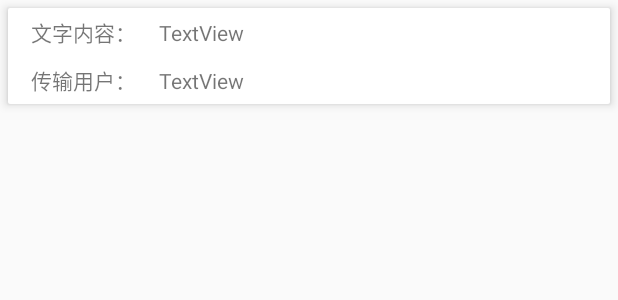
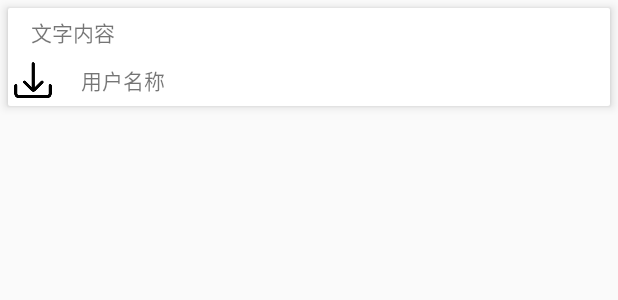
Before and after one commit to SilenCN/LanTransmission, an Android app: the layout trans_info_word.xml on its own in the app's theme, with its tools: preview values and no code run, on a phone screen of 412 x 824 dp. Shown: the top 300 px of the screen. Run offline under Robolectric (Android 15) with nearby library versions, the phone set to English and light mode, and no system bars; network calls fail.

Commit message:
传输文字布局更改 上传图片 upload 下载图片 dowload

```diff
--- a/app/src/main/res/layout/trans_info_word.xml
+++ b/app/src/main/res/layout/trans_info_word.xml
@@ -23,39 +23,29 @@
     android:orientation="horizontal">
 
     <TextView
-        android:id="@+id/trans_word_title"
-        android:layout_marginLeft="15dp"
-        android:layout_marginVertical="5dp"
-        android:layout_width="wrap_content"
-        android:layout_height="wrap_content"
-        android:text="文字内容："
-        tools:layout_editor_absoluteX="0dp"
-        tools:layout_editor_absoluteY="16dp" />
-
-    <TextView
         android:id="@+id/trans_word"
         android:layout_marginLeft="15dp"
         android:layout_marginVertical="5dp"
         android:layout_width="321dp"
         android:layout_height="wrap_content"
-        android:text="TextView"
+        android:text="文字内容"
         tools:layout_editor_absoluteX="58dp"
-        tools:layout_editor_absoluteY="5dp" />
+        tools:layout_editor_absoluteY="5dp"
+        android:singleLine="true"
+        android:hint="文字内容"/>
 </LinearLayout>
 <LinearLayout
     android:layout_width="match_parent"
     android:layout_height="wrap_content"
     android:orientation="horizontal">
 
-    <TextView
-        android:id="@+id/trans_word_user_title"
-        android:layout_marginLeft="15dp"
-        android:layout_marginVertical="5dp"
-        android:layout_width="wrap_content"
-        android:layout_height="wrap_content"
-        android:text="传输用户："
-        tools:layout_editor_absoluteX="0dp"
-        tools:layout_editor_absoluteY="35dp" />
+    <ImageView
+        android:layout_width="33dp"
+        android:layout_height="33dp"
+        android:scaleType="fitXY"
+        android:src="@mipmap/dowload">
+
+    </ImageView>
 
     <TextView
         android:id="@+id/trans_word_user"
@@ -63,7 +53,7 @@
         android:layout_marginVertical="5dp"
         android:layout_width="319dp"
         android:layout_height="wrap_content"
-        android:text="TextView"
+        android:text="用户名称"
         tools:layout_editor_absoluteX="0dp"
         tools:layout_editor_absoluteY="0dp" />
 </LinearLayout>
```
Also changed, not shown: app/src/main/res/mipmap-hdpi/dowload.png (added).
